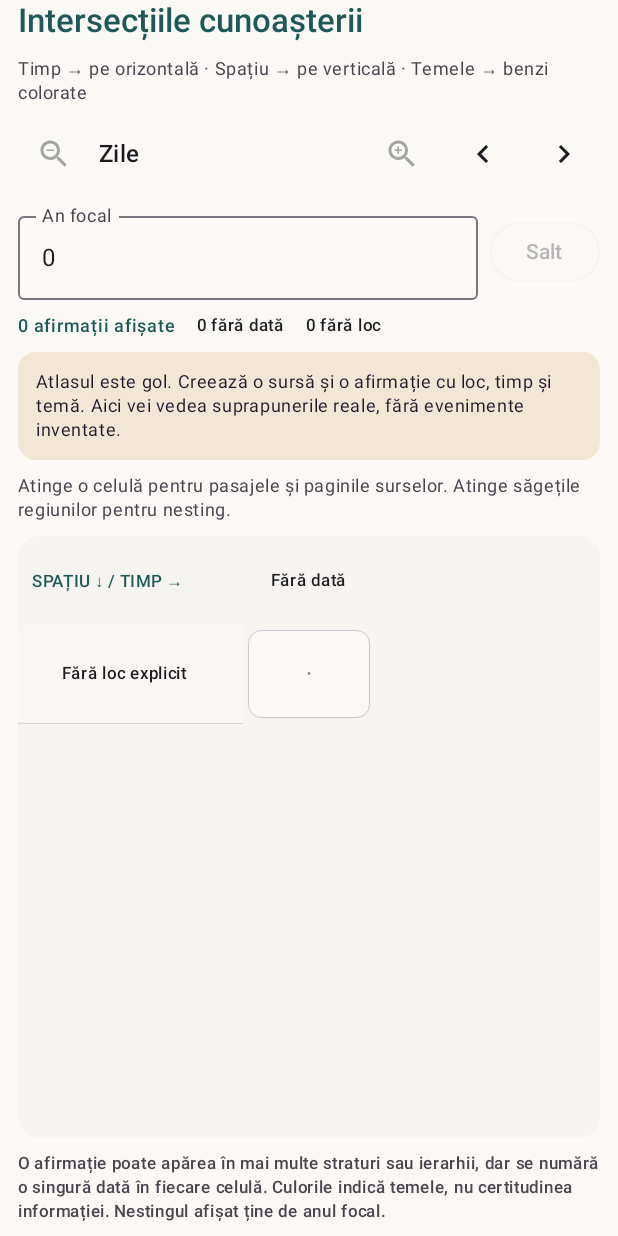
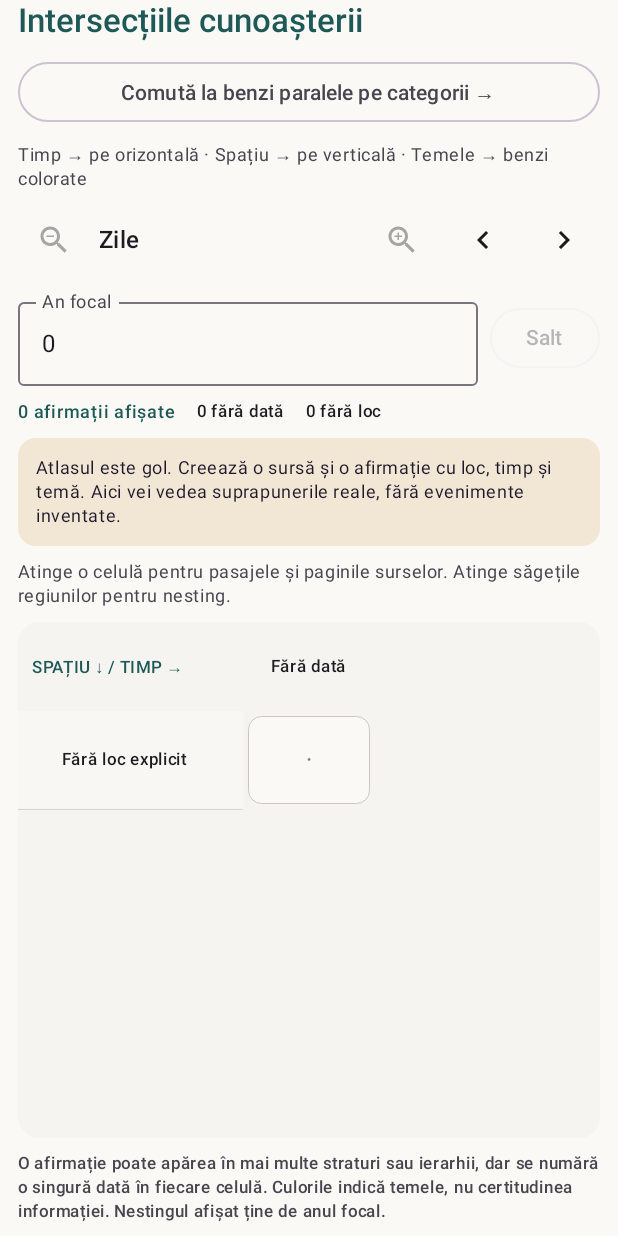
Before and after one commit to parpautacosminpetru-ai/Biblioradar, an Android app built with Jetpack Compose: the composable OverlapsScreen called with empty values, on a phone screen of 412 x 824 dp. Run offline under Robolectric (Android 15) with nearby library versions, the light colour scheme and no system bars.

Commit message:
Switch from spatial intersections to parallel category bands

```diff
--- a/atlas-istoric/app/src/main/java/ro/atlasistoric/ui/OverlapsScreen.kt
+++ b/atlas-istoric/app/src/main/java/ro/atlasistoric/ui/OverlapsScreen.kt
@@ -68,7 +68,8 @@ fun OverlapsScreen(
     topicMatchAll: Boolean,
     onTopicMatchAll: (Boolean) -> Unit,
     onOpen: (String) -> Unit,
-    onBackToAtlas: () -> Unit
+    onBackToAtlas: () -> Unit,
+    onBands: () -> Unit
 ) {
     val periods = remember(assertions) { assertions.map { it.periodLabel } }
     val slots = remember(level, anchorYear, anchorMonth, periods) {
@@ -131,6 +132,9 @@ fun OverlapsScreen(
         verticalArrangement = Arrangement.spacedBy(9.dp)) {
         Text("Intersecțiile cunoașterii", style = MaterialTheme.typography.titleLarge,
             color = MaterialTheme.colorScheme.primary, fontWeight = FontWeight.SemiBold)
+        OutlinedButton(onClick = onBands, modifier = Modifier.fillMaxWidth()) {
+            Text("Comută la benzi paralele pe categorii →")
+        }
         Text("Timp → pe orizontală · Spațiu → pe verticală · Temele → benzi colorate",
             style = MaterialTheme.typography.bodySmall,
             color = MaterialTheme.colorScheme.onSurfaceVariant)
```
